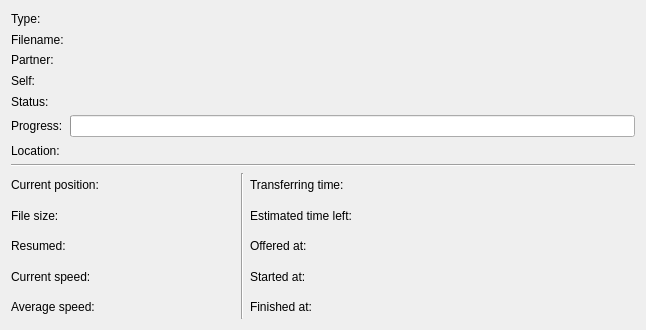
The window that src/dcc/transferdetailedinfopanelui.ui (KDE/konversation) describes before a commit, drawn with Qt 5.
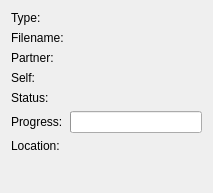
The same window after the commit. Custom widgets are drawn as their Qt base class.

Commit message: - transferpanel: drop accept/abort/.. buttons and use already present QActions in a KToolBar   + simplify updateButton   + got rid of popupActivated, it now uses already present slots - change transferdetailedinfopanel into a ktabwidget -> new dcc status min size is now 430x450

Patch:
```diff
--- a/src/dcc/transferdetailedinfopanelui.ui
+++ b/src/dcc/transferdetailedinfopanelui.ui
@@ -6,8 +6,8 @@
    <rect>
     <x>0</x>
     <y>0</y>
-    <width>646</width>
-    <height>330</height>
+    <width>213</width>
+    <height>193</height>
    </rect>
   </property>
   <property name="sizePolicy">
@@ -16,13 +16,14 @@
     <verstretch>0</verstretch>
    </sizepolicy>
   </property>
-  <layout class="QVBoxLayout">
-   <item>
-    <layout class="QGridLayout">
-     <item row="1" column="1">
-      <widget class="KSqueezedTextLabel" name="m_labelFilename">
+  <layout class="QFormLayout" name="formLayout">
+   <item row="0" column="0">
+    <widget class="QLabel" name="textLabel12">
        <property name="text">
-        <string/>
+      <string>Type:</string>
+     </property>
+     <property name="wordWrap">
+      <bool>false</bool>
        </property>
       </widget>
      </item>
@@ -43,6 +44,30 @@
        </property>
       </widget>
      </item>
+   <item row="1" column="1">
+    <widget class="KSqueezedTextLabel" name="m_labelFilename">
+     <property name="text">
+      <string/>
+     </property>
+    </widget>
+   </item>
+   <item row="2" column="0">
+    <widget class="QLabel" name="textLabel23">
+     <property name="text">
+      <string>Partner:</string>
+     </property>
+     <property name="wordWrap">
+      <bool>false</bool>
+     </property>
+    </widget>
+   </item>
+   <item row="2" column="1">
+    <widget class="QLabel" name="m_labelPartner">
+     <property name="wordWrap">
+      <bool>false</bool>
+     </property>
+    </widget>
+   </item>
      <item row="3" column="0">
       <widget class="QLabel" name="textLabel1_3">
        <property name="text">
@@ -53,11 +78,8 @@
        </property>
       </widget>
      </item>
-     <item row="0" column="0">
-      <widget class="QLabel" name="textLabel12">
-       <property name="text">
-        <string>Type:</string>
-       </property>
+   <item row="3" column="1">
+    <widget class="QLabel" name="m_labelSelf">
        <property name="wordWrap">
         <bool>false</bool>
        </property>
@@ -73,13 +95,10 @@
        </property>
       </widget>
      </item>
-     <item row="6" column="0">
-      <widget class="QLabel" name="textLabel3">
+   <item row="4" column="1">
+    <widget class="KSqueezedTextLabel" name="m_labelStatus">
        <property name="text">
-        <string>Location:</string>
-       </property>
-       <property name="wordWrap">
-        <bool>false</bool>
+      <string/>
        </property>
       </widget>
      </item>
@@ -93,27 +112,13 @@
        </property>
       </widget>
      </item>
-     <item row="4" column="1">
-      <widget class="KSqueezedTextLabel" name="m_labelStatus">
-       <property name="text">
-        <string/>
-       </property>
-      </widget>
-     </item>
-     <item row="2" column="1">
-      <widget class="QLabel" name="m_labelPartner">
-       <property name="wordWrap">
-        <bool>false</bool>
-       </property>
-      </widget>
-     </item>
      <item row="5" column="1">
       <widget class="QProgressBar" name="m_progress"/>
      </item>
-     <item row="2" column="0">
-      <widget class="QLabel" name="textLabel23">
+   <item row="6" column="0">
+    <widget class="QLabel" name="textLabel3">
        <property name="text">
-        <string>Partner:</string>
+      <string>Location:</string>
        </property>
        <property name="wordWrap">
         <bool>false</bool>
@@ -131,361 +136,20 @@
        </item>
       </layout>
      </item>
-     <item row="3" column="1">
-      <widget class="QLabel" name="m_labelSelf">
-       <property name="wordWrap">
-        <bool>false</bool>
-       </property>
-      </widget>
-     </item>
-    </layout>
-   </item>
-   <item>
-    <widget class="Line" name="line1">
-     <property name="frameShape">
-      <enum>QFrame::HLine</enum>
-     </property>
-     <property name="frameShadow">
-      <enum>QFrame::Sunken</enum>
-     </property>
-    </widget>
-   </item>
-   <item>
-    <layout class="QHBoxLayout">
-     <item>
-      <layout class="QGridLayout">
-       <item row="3" column="1">
-        <widget class="QLabel" name="m_labelCurrentSpeed">
-         <property name="sizePolicy">
-          <sizepolicy hsizetype="Fixed" vsizetype="Preferred">
-           <horstretch>0</horstretch>
-           <verstretch>0</verstretch>
-          </sizepolicy>
-         </property>
-         <property name="minimumSize">
-          <size>
-           <width>130</width>
-           <height>0</height>
-          </size>
-         </property>
-         <property name="alignment">
-          <set>Qt::AlignRight|Qt::AlignTrailing|Qt::AlignVCenter</set>
-         </property>
-         <property name="wordWrap">
-          <bool>false</bool>
-         </property>
-        </widget>
-       </item>
-       <item row="1" column="0">
-        <widget class="QLabel" name="textLabel21">
-         <property name="text">
-          <string>File size:</string>
-         </property>
-         <property name="wordWrap">
-          <bool>false</bool>
-         </property>
-        </widget>
-       </item>
-       <item row="2" column="1">
-        <widget class="QLabel" name="m_labelIsResumed">
-         <property name="sizePolicy">
-          <sizepolicy hsizetype="Fixed" vsizetype="Preferred">
-           <horstretch>0</horstretch>
-           <verstretch>0</verstretch>
-          </sizepolicy>
-         </property>
-         <property name="minimumSize">
-          <size>
-           <width>130</width>
-           <height>0</height>
-          </size>
-         </property>
-         <property name="alignment">
-          <set>Qt::AlignRight|Qt::AlignTrailing|Qt::AlignVCenter</set>
-         </property>
-         <property name="wordWrap">
-          <bool>false</bool>
-         </property>
-        </widget>
-       </item>
-       <item row="1" column="1">
-        <widget class="QLabel" name="m_labelFileSize">
-         <property name="sizePolicy">
-          <sizepolicy hsizetype="Fixed" vsizetype="Preferred">
-           <horstretch>0</horstretch>
-           <verstretch>0</verstretch>
-          </sizepolicy>
-         </property>
-         <property name="minimumSize">
-          <size>
-           <width>130</width>
-           <height>0</height>
-          </size>
-         </property>
-         <property name="alignment">
-          <set>Qt::AlignRight|Qt::AlignTrailing|Qt::AlignVCenter</set>
-         </property>
-         <property name="wordWrap">
-          <bool>false</bool>
-         </property>
-        </widget>
-       </item>
-       <item row="4" column="0">
-        <widget class="QLabel" name="textLabel1">
-         <property name="text">
-          <string>Average speed:</string>
-         </property>
-         <property name="wordWrap">
-          <bool>false</bool>
-         </property>
-        </widget>
-       </item>
-       <item row="2" column="0">
-        <widget class="QLabel" name="textLabel14">
-         <property name="text">
-          <string>Resumed:</string>
-         </property>
-         <property name="wordWrap">
-          <bool>false</bool>
-         </property>
-        </widget>
-       </item>
-       <item row="0" column="1">
-        <widget class="QLabel" name="m_labelCurrentPosition">
-         <property name="sizePolicy">
-          <sizepolicy hsizetype="Fixed" vsizetype="Preferred">
-           <horstretch>0</horstretch>
-           <verstretch>0</verstretch>
-          </sizepolicy>
-         </property>
-         <property name="minimumSize">
-          <size>
-           <width>130</width>
-           <height>0</height>
-          </size>
-         </property>
-         <property name="alignment">
-          <set>Qt::AlignRight|Qt::AlignTrailing|Qt::AlignVCenter</set>
-         </property>
-         <property name="wordWrap">
-          <bool>false</bool>
-         </property>
-        </widget>
-       </item>
-       <item row="3" column="0">
-        <widget class="QLabel" name="textLabel1_2">
-         <property name="text">
-          <string>Current speed:</string>
-         </property>
-         <property name="wordWrap">
-          <bool>false</bool>
-         </property>
-        </widget>
-       </item>
-       <item row="0" column="0">
-        <widget class="QLabel" name="textLabel19">
-         <property name="text">
-          <string>Current position:</string>
-         </property>
-         <property name="wordWrap">
-          <bool>false</bool>
-         </property>
-        </widget>
-       </item>
-       <item row="4" column="1">
-        <widget class="QLabel" name="m_labelAverageSpeed">
-         <property name="sizePolicy">
-          <sizepolicy hsizetype="Fixed" vsizetype="Preferred">
-           <horstretch>0</horstretch>
-           <verstretch>0</verstretch>
-          </sizepolicy>
-         </property>
-         <property name="minimumSize">
-          <size>
-           <width>130</width>
-           <height>0</height>
-          </size>
-         </property>
-         <property name="alignment">
-          <set>Qt::AlignRight|Qt::AlignTrailing|Qt::AlignVCenter</set>
-         </property>
-         <property name="wordWrap">
-          <bool>false</bool>
-         </property>
-        </widget>
-       </item>
-      </layout>
-     </item>
-     <item>
-      <widget class="Line" name="line3">
-       <property name="frameShape">
-        <enum>QFrame::VLine</enum>
-       </property>
-       <property name="frameShadow">
-        <enum>QFrame::Sunken</enum>
-       </property>
-      </widget>
-     </item>
-     <item>
-      <layout class="QGridLayout">
-       <item row="1" column="0">
-        <widget class="QLabel" name="textLabel8">
-         <property name="text">
-          <string>Estimated time left:</string>
-         </property>
-         <property name="wordWrap">
-          <bool>false</bool>
-         </property>
-        </widget>
-       </item>
-       <item row="2" column="0">
-        <widget class="QLabel" name="textLabel5">
-         <property name="text">
-          <string>Offered at:</string>
-         </property>
-         <property name="wordWrap">
-          <bool>false</bool>
-         </property>
-        </widget>
-       </item>
-       <item row="4" column="1">
-        <widget class="QLabel" name="m_labelTimeFinished">
-         <property name="alignment">
-          <set>Qt::AlignRight|Qt::AlignTrailing|Qt::AlignVCenter</set>
-         </property>
-         <property name="wordWrap">
-          <bool>false</bool>
-         </property>
-        </widget>
-       </item>
-       <item row="0" column="1">
-        <widget class="QLabel" name="m_labelTransferringTime">
-         <property name="sizePolicy">
-          <sizepolicy hsizetype="Fixed" vsizetype="Preferred">
-           <horstretch>0</horstretch>
-           <verstretch>0</verstretch>
-          </sizepolicy>
-         </property>
-         <property name="minimumSize">
-          <size>
-           <width>130</width>
-           <height>0</height>
-          </size>
-         </property>
-         <property name="alignment">
-          <set>Qt::AlignRight|Qt::AlignTrailing|Qt::AlignVCenter</set>
-         </property>
-         <property name="wordWrap">
-          <bool>false</bool>
-         </property>
-        </widget>
-       </item>
-       <item row="4" column="0">
-        <widget class="QLabel" name="textLabel7">
-         <property name="text">
-          <string>Finished at:</string>
-         </property>
-         <property name="wordWrap">
-          <bool>false</bool>
-         </property>
-        </widget>
-       </item>
-       <item row="3" column="0">
-        <widget class="QLabel" name="textLabel6_2">
-         <property name="text">
-          <string>Started at:</string>
-         </property>
-         <property name="wordWrap">
-          <bool>false</bool>
-         </property>
-        </widget>
-       </item>
-       <item row="1" column="1">
-        <widget class="QLabel" name="m_labelTimeLeft">
-         <property name="sizePolicy">
-          <sizepolicy hsizetype="Fixed" vsizetype="Preferred">
-           <horstretch>0</horstretch>
-           <verstretch>0</verstretch>
-          </sizepolicy>
-         </property>
-         <property name="minimumSize">
-          <size>
-           <width>130</width>
-           <height>0</height>
-          </size>
-         </property>
-         <property name="alignment">
-          <set>Qt::AlignRight|Qt::AlignTrailing|Qt::AlignVCenter</set>
-         </property>
-         <property name="wordWrap">
-          <bool>false</bool>
-         </property>
-        </widget>
-       </item>
-       <item row="2" column="1">
-        <widget class="QLabel" name="m_labelTimeOffered">
-         <property name="alignment">
-          <set>Qt::AlignRight|Qt::AlignTrailing|Qt::AlignVCenter</set>
-         </property>
-         <property name="wordWrap">
-          <bool>false</bool>
-         </property>
-        </widget>
-       </item>
-       <item row="0" column="0">
-        <widget class="QLabel" name="textLabel6">
-         <property name="text">
-          <string>Transferring time:</string>
-         </property>
-         <property name="wordWrap">
-          <bool>false</bool>
-         </property>
-        </widget>
-       </item>
-       <item row="3" column="1">
-        <widget class="QLabel" name="m_labelTimeStarted">
-         <property name="alignment">
-          <set>Qt::AlignRight|Qt::AlignTrailing|Qt::AlignVCenter</set>
-         </property>
-         <property name="wordWrap">
-          <bool>false</bool>
-         </property>
-        </widget>
-       </item>
-      </layout>
-     </item>
-     <item>
-      <spacer name="spacer2">
-       <property name="orientation">
-        <enum>Qt::Horizontal</enum>
-       </property>
-       <property name="sizeType">
-        <enum>QSizePolicy::Expanding</enum>
-       </property>
-       <property name="sizeHint" stdset="0">
-        <size>
-         <width>110</width>
-         <height>20</height>
-        </size>
-       </property>
-      </spacer>
-     </item>
-    </layout>
-   </item>
   </layout>
  </widget>
  <layoutdefault spacing="6" margin="11"/>
  <customwidgets>
-  <customwidget>
-   <class>KSqueezedTextLabel</class>
-   <extends>QLabel</extends>
-   <header>ksqueezedtextlabel.h</header>
-  </customwidget>
   <customwidget>
    <class>KUrlRequester</class>
    <extends>QFrame</extends>
    <header>kurlrequester.h</header>
   </customwidget>
+  <customwidget>
+   <class>KSqueezedTextLabel</class>
+   <extends>QLabel</extends>
+   <header>ksqueezedtextlabel.h</header>
+  </customwidget>
  </customwidgets>
  <includes>
   <include location="local">kurlrequester.h</include>
```
Lines whose indentation alone changed are shown as unchanged. The commit also changes 7 other files.
